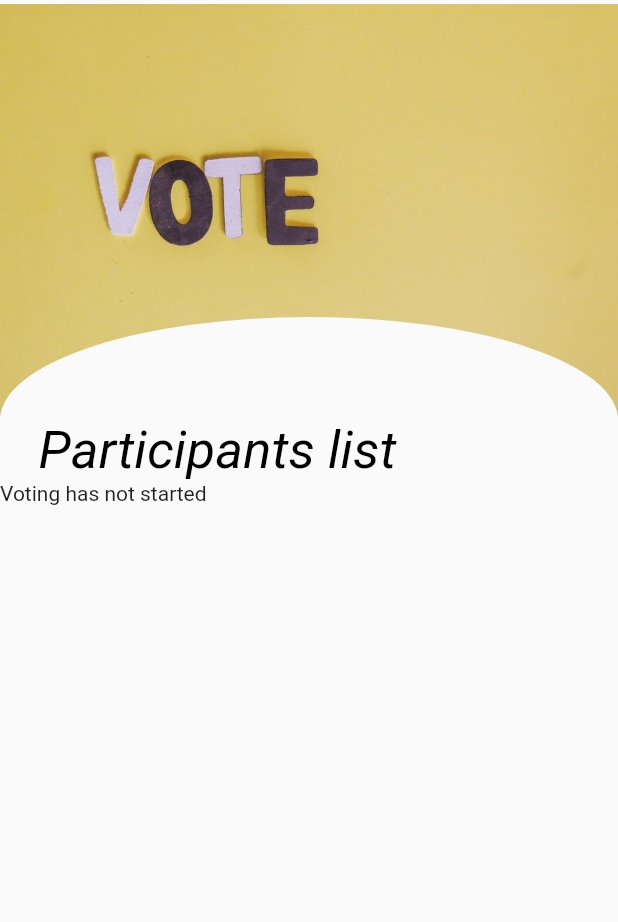
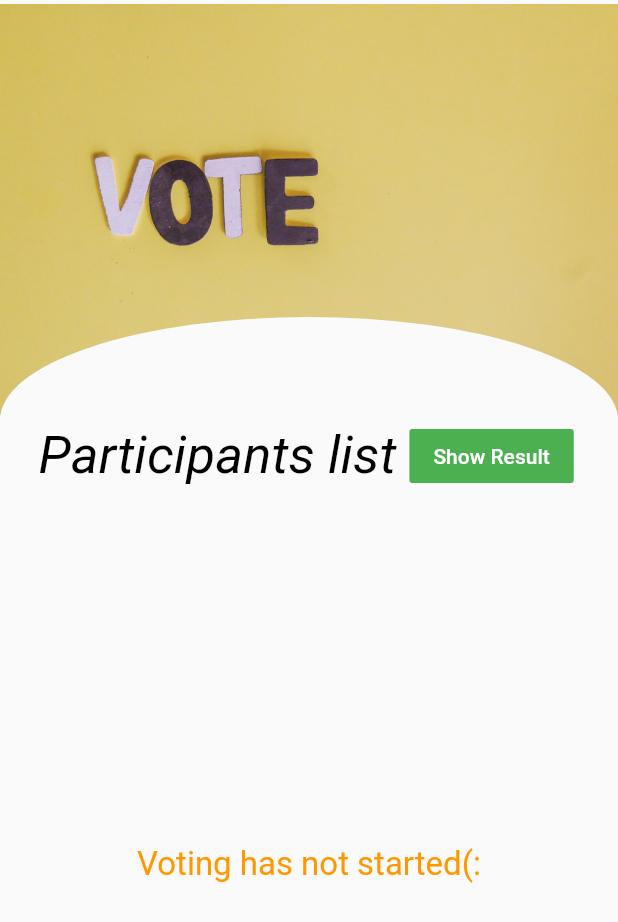
Before and after one commit to anilChouhan-sh/dapp-voting, a Flutter app: the Homepage screen opened by its route, on a phone screen of 412 x 824 dp. Shown: the top 922 px of the screen. Run offline on Flutter 3.47's test engine with Material 2 defaults, Android fonts, the phone set to English and light mode, and no system bars; our stand-ins replace cloud_firestore, firebase_auth, firebase_core, fluttertoast; missing offline and left inert: loading_animations, web3dart; accounts and stored records are empty; statements that could not run were skipped; project files that could hold a hidden picture were left out.

```diff
--- a/lib/Blockchain/contract_linking.dart
+++ b/lib/Blockchain/contract_linking.dart
@@ -35,6 +35,8 @@ class ContractLinking extends ChangeNotifier {
   ContractFunction _declareResults;
   String deployedName;
 
+  String get accountaddress => _accountAddress.toString();
+
   ContractLinking() {
     initialSetup();
   }
@@ -60,9 +62,10 @@ class ContractLinking extends ChangeNotifier {
         EthereumAddress.fromHex(jsonAbi["networks"]["5777"]["address"]);
   }
 
-  Future<void> getCredentials() async {
+  Future<String> getCredentials() async {
     _credentials = await _client.credentialsFromPrivateKey(_privateKey);
     _accountAddress = await _credentials.extractAddress();
+    return _accountAddress.toString();
   }
 
   Future<void> getDeployedContract() async {
--- a/lib/homepage .dart
+++ b/lib/homepage .dart
@@ -65,11 +65,23 @@ class Homepage extends StatelessWidget {
                 clipper: CustomClipPath(),
               ),
             ),
-            Text("   Participants list ",
-                style: TextStyle(
-                    color: Colors.black,
-                    fontSize: 35,
-                    fontStyle: FontStyle.italic)),
+            Row(
+              children: [
+                Text("   Participants list ",
+                    style: TextStyle(
+                        color: Colors.black,
+                        fontSize: 35,
+                        fontStyle: FontStyle.italic)),
+                FlatButton(
+                  child: Text(
+                    'Show Result',
+                    style: TextStyle(color: Colors.white),
+                  ),
+                  color: Colors.green,
+                  onPressed: () {},
+                )
+              ],
+            ),
             Expanded(
               child: SizedBox(
                 height: 500,
@@ -77,7 +89,12 @@ class Homepage extends StatelessWidget {
                   stream: candidatesProvider.candidates,
                   builder: (context, snapshot) {
                     if (snapshot.data.length == 0) {
-                      return Text("Voting has not started");
+                      return Center(
+                        child: Text(
+                          "Voting has not started(:",
+                          style: TextStyle(fontSize: 22, color: Colors.orange),
+                        ),
+                      );
                     } else {
                       return ListView.builder(
                         itemCount: snapshot.data.length,
```
Also changed, not shown: lib/Drawer/Myprofile.dart (+82 -1 lines).
